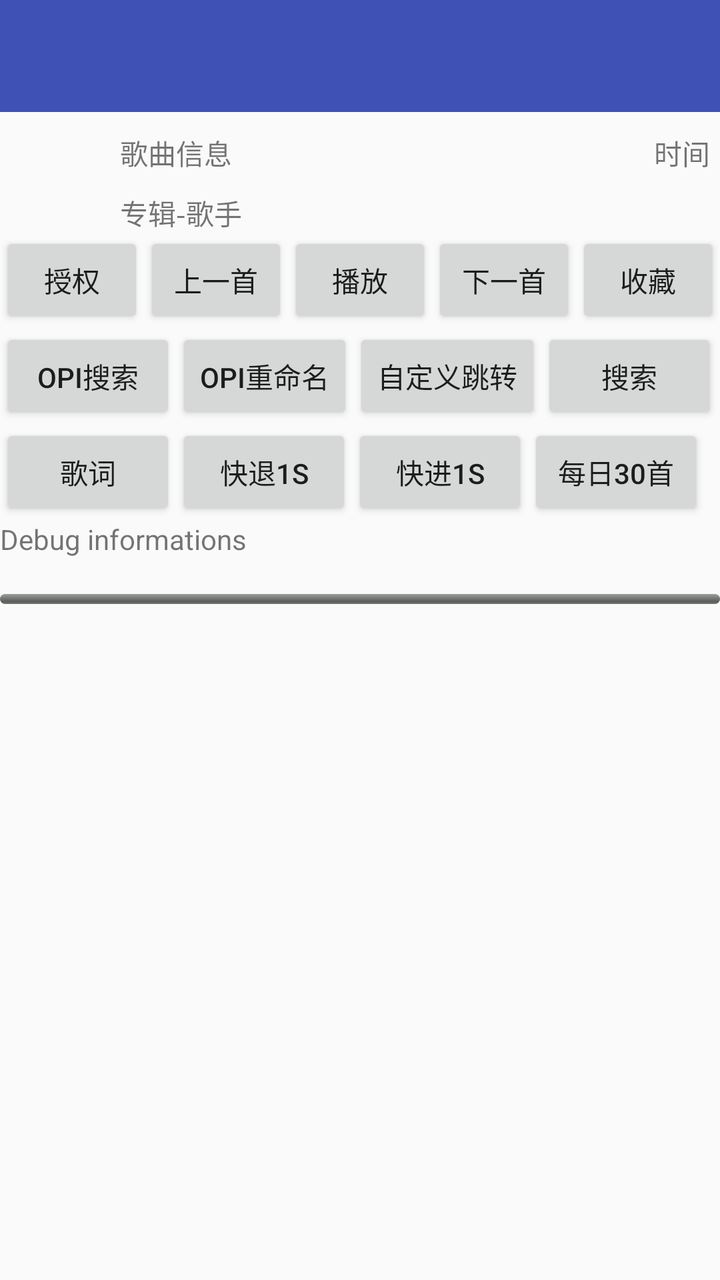
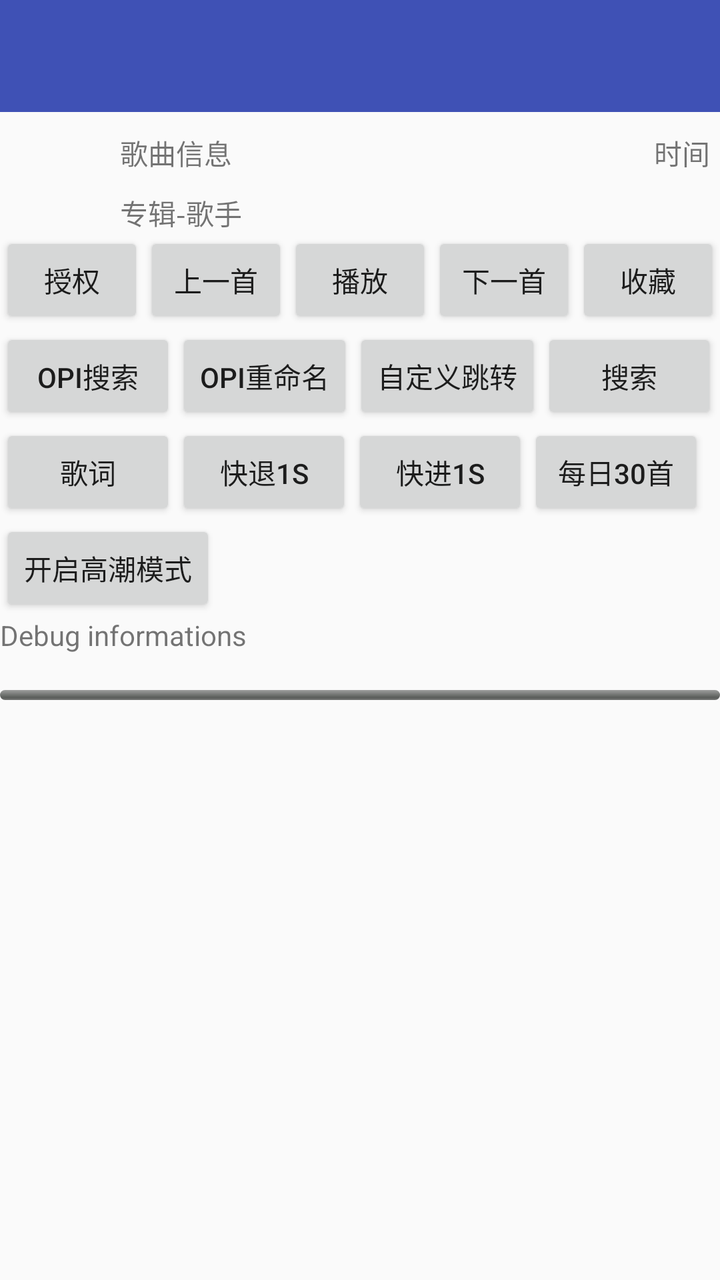

Screens rendered from an Android XML layout before and after an edit, with the pre-edit source and the edit as a unified diff.
<!-- AndroidManifest.xml: activity theme AppTheme.NoActionBar -->
<!-- res/layout/activity_visual.xml -->
<?xml version="1.0" encoding="utf-8"?>
<RelativeLayout xmlns:android="http://schemas.android.com/apk/res/android"
    xmlns:app="http://schemas.android.com/apk/res-auto"
    xmlns:tools="http://schemas.android.com/tools"
    android:layout_width="match_parent"
    android:layout_height="match_parent"
    tools:context=".VisualActivity">

    <android.support.design.widget.AppBarLayout
        android:id="@+id/appbar_layout"
        android:layout_width="match_parent"
        android:layout_height="wrap_content"
        android:theme="@style/AppTheme.AppBarOverlay">

        <android.support.v7.widget.Toolbar
            android:id="@+id/toolbar"
            android:layout_width="match_parent"
            android:layout_height="?attr/actionBarSize"
            android:background="?attr/colorPrimary"
            app:popupTheme="@style/AppTheme.PopupOverlay" />

    </android.support.design.widget.AppBarLayout>

    <RelativeLayout
        android:id="@+id/playerPanel"
        android:layout_width="match_parent"
        android:layout_height="wrap_content"
        android:layout_below="@id/appbar_layout"
        android:layout_marginTop="5dp">

        <ImageView
            android:id="@+id/SongPic"
            android:layout_width="50dp"
            android:layout_height="50dp"
            android:layout_marginLeft="5dp"
            android:layout_marginTop="5dp" />

        <TextView
            android:id="@+id/txtPlayTime"
            android:layout_width="wrap_content"
            android:layout_height="25dp"
            android:layout_alignParentRight="true"
            android:layout_marginTop="5dp"
            android:layout_marginRight="5dp"
            android:text="时间" />

        <TextView
            android:id="@+id/txtSongInfos"
            android:layout_width="wrap_content"
            android:layout_height="25dp"
            android:layout_marginLeft="5dp"
            android:layout_marginTop="5dp"
            android:layout_toRightOf="@+id/SongPic"
            android:ems="10"
            android:text="歌曲信息" />

        <TextView
            android:id="@+id/txtAlbum"
            android:layout_width="wrap_content"
            android:layout_height="25dp"
            android:layout_below="@+id/txtSongInfos"
            android:layout_marginLeft="5dp"
            android:layout_marginTop="5dp"
            android:layout_toRightOf="@+id/SongPic"
            android:text="专辑-歌手" />

        <LinearLayout
            android:id="@+id/ll_button"
            android:layout_width="match_parent"
            android:layout_height="wrap_content"
            android:layout_below="@+id/SongPic"
            android:orientation="horizontal">

            <Button
                android:id="@+id/btnActive"
                android:layout_width="match_parent"
                android:layout_height="wrap_content"
                android:layout_weight="1"
                android:text="授权" />

            <Button
                android:id="@+id/btnPlayPre"
                android:layout_width="match_parent"
                android:layout_height="wrap_content"
                android:layout_weight="1"
                android:onClick="onPlayPre"
                android:text="上一首" />

            <Button
                android:id="@+id/btnPlayPause"
                android:layout_width="match_parent"
                android:layout_height="wrap_content"
                android:layout_weight="1"
                android:onClick="onPlayPause"
                android:text="播放" />

            <Button
                android:id="@+id/btnPlayNext"
                android:layout_width="match_parent"
                android:layout_height="wrap_content"
                android:layout_weight="1"
                android:onClick="onPlayNext"
                android:text="下一首" />

            <Button
                android:id="@+id/btnLove"
                android:layout_width="match_parent"
                android:layout_height="wrap_content"
                android:layout_weight="1"
                android:onClick="onLoveClick"
                android:text="收藏" />

        </LinearLayout>

        <LinearLayout
            android:id="@+id/ll_opi_button"
            android:layout_width="match_parent"
            android:layout_height="wrap_content"
            android:layout_below="@+id/ll_button"
            android:orientation="horizontal">

            <Button
                android:id="@+id/btnOpiSearch"
                android:layout_width="wrap_content"
                android:layout_height="wrap_content"
                android:onClick="onClickOpiSearch"
                android:text="Opi搜索" />

            <Button
                android:id="@+id/btnOpiMvTag"
                android:layout_width="wrap_content"
                android:layout_height="wrap_content"
                android:onClick="onClickOpiMvTag"
                android:text="Opi重命名" />

            <Button
                android:id="@+id/btnSchemeAction"
                android:layout_width="wrap_content"
                android:layout_height="wrap_content"
                android:onClick="playSongMid"
                android:text="自定义跳转" />
            <Button
                android:id="@+id/btnSearch"
                android:layout_width="wrap_content"
                android:layout_height="wrap_content"
                android:onClick="onClickSearch"
                android:text="搜索" />
        </LinearLayout>


        <LinearLayout
            android:id="@+id/ll_test_1"
            android:layout_width="match_parent"
            android:layout_height="wrap_content"
            android:layout_below="@+id/ll_opi_button"
            android:orientation="horizontal">

            <Button
                android:id="@+id/btnLyric"
                android:layout_width="wrap_content"
                android:layout_height="wrap_content"
                android:onClick="onClickLyric"
                android:text="歌词" />

            <Button
                android:layout_width="wrap_content"
                android:layout_height="wrap_content"
                android:onClick="testGetFolderList"
                android:text="快退1s" />

            <Button
                android:layout_width="wrap_content"
                android:layout_height="wrap_content"
                android:onClick="testPlayList"
                android:text="快进1s" />

            <Button
                android:layout_width="wrap_content"
                android:layout_height="wrap_content"
                android:onClick="fetchDaily30"
                android:text="每日30首" />
        </LinearLayout>

        <TextView
            android:id="@+id/txtResult"
            android:layout_width="fill_parent"
            android:layout_height="35dp"
            android:layout_below="@+id/ll_test_1"
            android:ems="10"
            android:text="Debug informations" />

        <ProgressBar
            android:id="@+id/ProgressPlay"
            style="@android:style/Widget.ProgressBar.Horizontal"
            android:layout_width="fill_parent"
            android:layout_height="5dp"
            android:layout_below="@+id/txtResult"
            android:layout_marginTop="2dp"
            android:max="1000"
            android:progress="0"
            android:secondaryProgress="0" />
    </RelativeLayout>


    <RelativeLayout
        android:id="@+id/listview_container"
        android:layout_width="wrap_content"
        android:layout_height="wrap_content"
        android:layout_below="@+id/playerPanel">

        <ListView
            android:id="@+id/listview_folder"
            android:layout_width="wrap_content"
            android:layout_height="wrap_content"
            android:layout_marginTop="5dp" />

        <ListView
            android:id="@+id/listview_song"
            android:layout_width="wrap_content"
            android:layout_height="wrap_content"
            android:layout_marginTop="5dp"
            android:visibility="gone" />
    </RelativeLayout>


</RelativeLayout>
<!-- resources referenced by this layout -->
<resources>
  <style name="AppTheme.AppBarOverlay" parent="ThemeOverlay.AppCompat.Dark.ActionBar" />
  <style name="AppTheme.PopupOverlay" parent="ThemeOverlay.AppCompat.Light" />
  <style name="AppTheme.NoActionBar">
          <item name="windowActionBar">false</item>
          <item name="windowNoTitle">true</item>
      </style>
</resources>

<!-- the commit's change to res/layout/activity_visual.xml (unified diff, before → after) -->
@@ -181,11 +181,25 @@
                 android:text="每日30首" />
         </LinearLayout>
 
+        <LinearLayout
+            android:id="@+id/ll_test_2"
+            android:layout_width="wrap_content"
+            android:layout_height="wrap_content"
+            android:layout_below="@+id/ll_test_1"
+            >
+        <Button
+            android:id="@+id/btnPlayFromChorus"
+            android:layout_width="wrap_content"
+            android:layout_height="wrap_content"
+            android:onClick="onClickPlayFromChorus"
+            android:text="开启高潮模式" />
+        </LinearLayout>
+
         <TextView
             android:id="@+id/txtResult"
             android:layout_width="fill_parent"
             android:layout_height="35dp"
-            android:layout_below="@+id/ll_test_1"
+            android:layout_below="@+id/ll_test_2"
             android:ems="10"
             android:text="Debug informations" />
 
